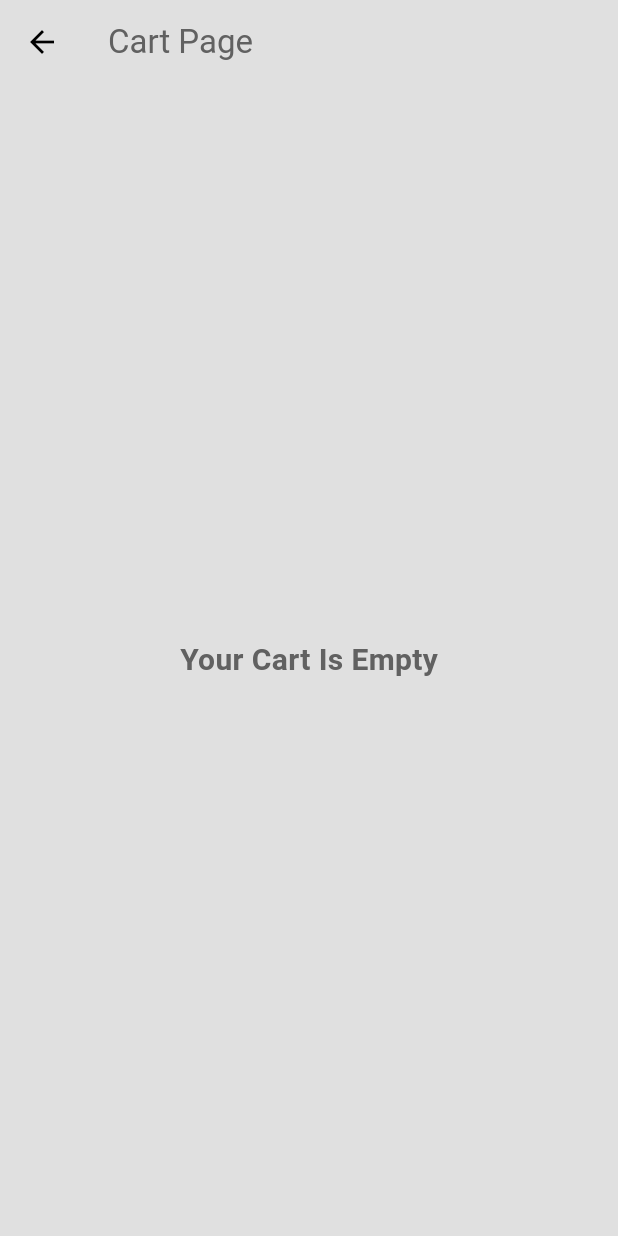
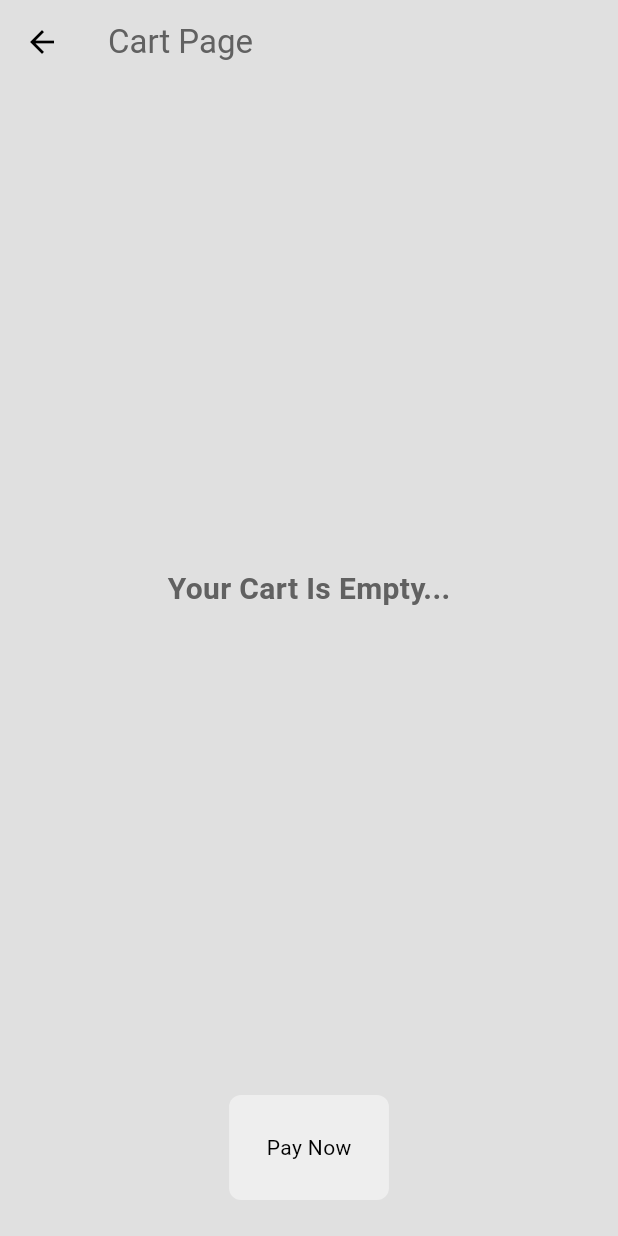
Before and after one commit to mozidan27/minimalshop, a Flutter app: the CartPage screen opened by its route, on a phone screen of 412 x 824 dp. Run offline on Flutter 3.47's test engine with Material 3 defaults, Android fonts, the phone set to English and light mode, and no system bars; our stand-ins replace flutter_slidable.

Commit message:
pay button added to the app

```diff
--- a/lib/pages/cart_page.dart
+++ b/lib/pages/cart_page.dart
@@ -1,8 +1,8 @@
 import 'package:flutter/material.dart';
-import 'package:flutter/widgets.dart';
 import 'package:flutter_slidable/flutter_slidable.dart';
 import 'package:minimalshop/models/product.dart';
 import 'package:minimalshop/models/shop.dart';
+import 'package:minimalshop/widgets/my_buttton.dart';
 import 'package:provider/provider.dart';
 
 class CartPage extends StatelessWidget {
@@ -34,6 +34,17 @@ class CartPage extends StatelessWidget {
       ),
     );
   }
+  // user pressed to pay
+
+  void payButtonPressed(BuildContext context) {
+    showDialog(
+      context: context,
+      builder: (context) => const AlertDialog(
+        content:
+            Text('User wants to pay! connect this app to your payment backend'),
+      ),
+    );
+  }
 
   @override
   Widget build(BuildContext context) {
@@ -56,7 +67,7 @@ class CartPage extends StatelessWidget {
             child: cart.isEmpty
                 ? Center(
                     child: Text(
-                      "Your Cart Is Empty",
+                      "Your Cart Is Empty...",
                       style: TextStyle(
                           fontWeight: FontWeight.bold,
                           color: Theme.of(context).colorScheme.inversePrimary,
@@ -115,6 +126,13 @@ class CartPage extends StatelessWidget {
                     },
                   ),
           ),
+          Padding(
+            padding: const EdgeInsets.only(bottom: 24),
+            child: MyButton(
+              onTap: () => payButtonPressed(context),
+              child: const Text("Pay Now"),
+            ),
+          )
         ],
       ),
     );
```
